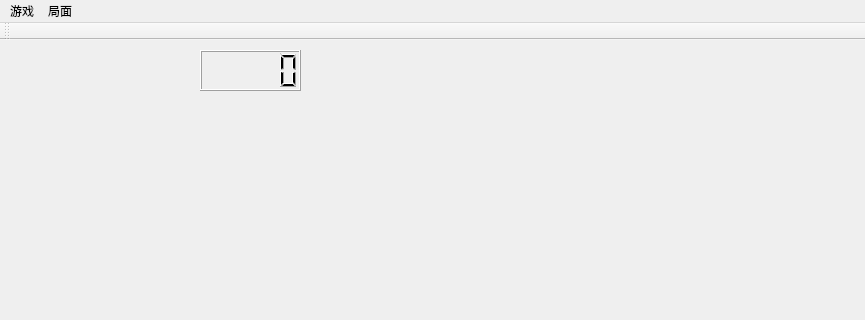
Qt form OnlineChess/mainwindow.ui (dylanyang17/OnlineChess) before a commit; both pictures show x 0 to 865 and y 0 to 320 of the 865 by 647 pixel window.
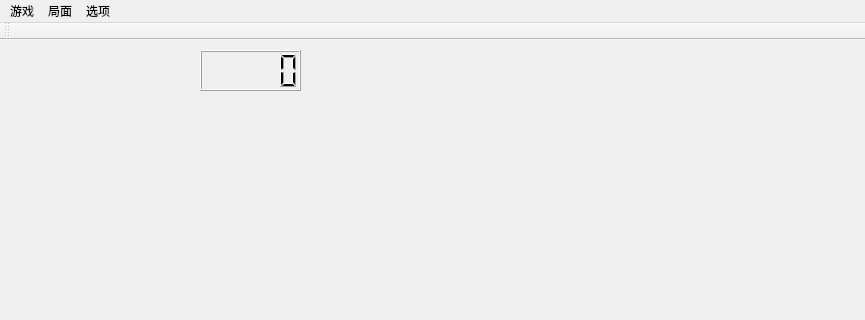
The same form after that commit.

```diff
--- a/OnlineChess/mainwindow.ui
+++ b/OnlineChess/mainwindow.ui
@@ -31,7 +31,7 @@
      <x>0</x>
      <y>0</y>
      <width>865</width>
-     <height>23</height>
+     <height>26</height>
     </rect>
    </property>
    <widget class="QMenu" name="menu">
@@ -57,8 +57,15 @@
     <addaction name="menu_4"/>
     <addaction name="actionSaveChess"/>
    </widget>
+   <widget class="QMenu" name="menu_6">
+    <property name="title">
+     <string>选项</string>
+    </property>
+    <addaction name="actionDebug"/>
+   </widget>
    <addaction name="menu"/>
    <addaction name="menu_3"/>
+   <addaction name="menu_6"/>
   </widget>
   <widget class="QToolBar" name="mainToolBar">
    <attribute name="toolBarArea">
```
Left out of the diff: 35 changed lines with no effect on the pictures.
